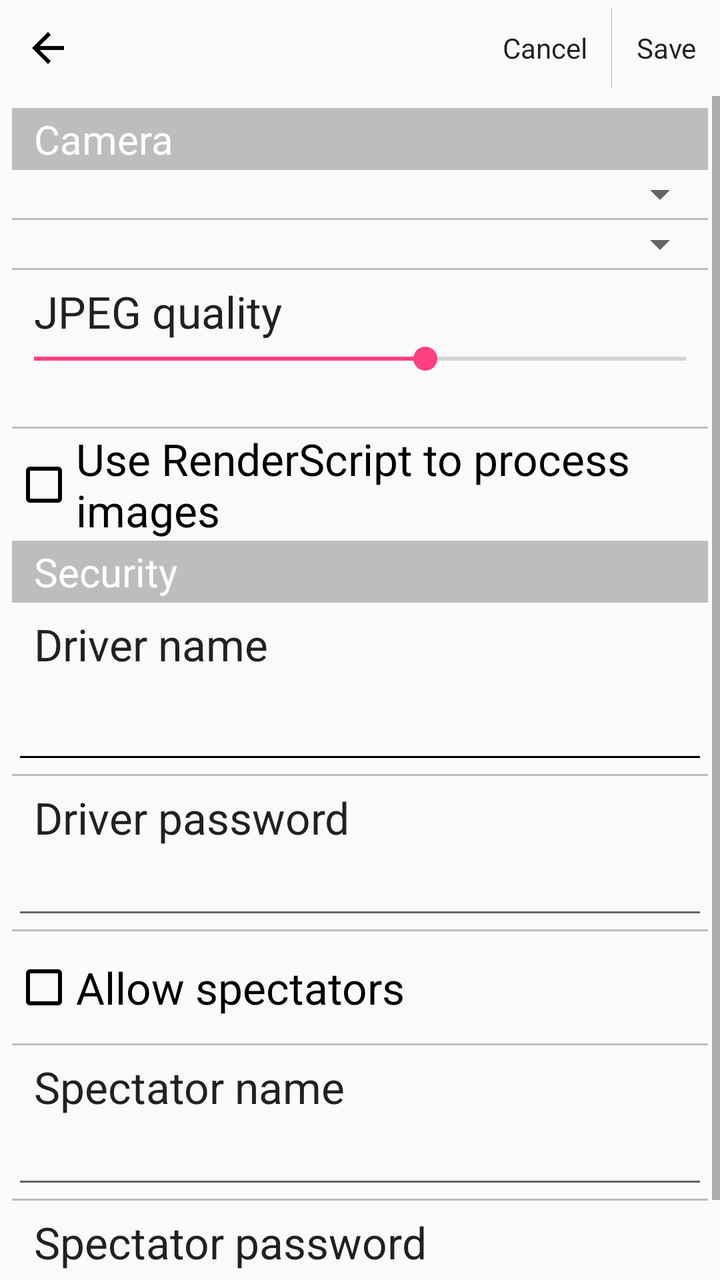
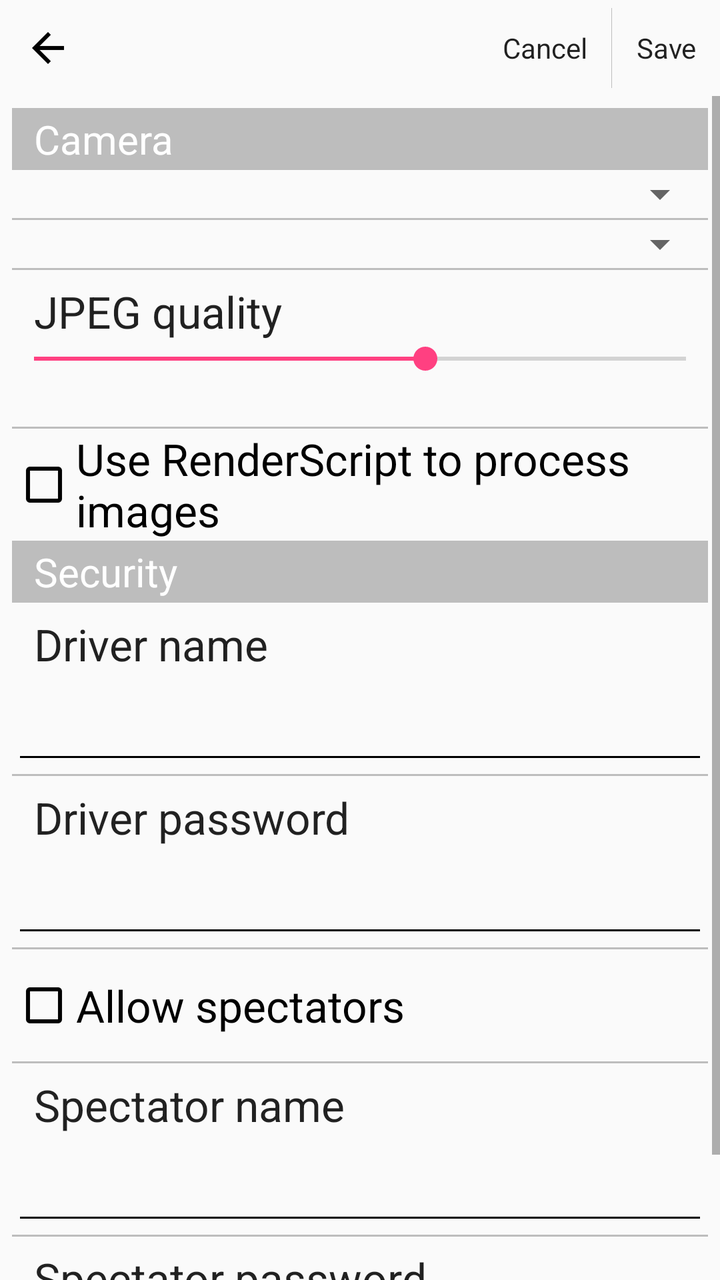

Before-and-after screenshots of an Android layout around one commit, followed by the original layout XML and the change that was made.
<!-- AndroidManifest.xml: application theme AppTheme -->
<!-- res/layout/activity_server_settings.xml -->
<LinearLayout xmlns:android="http://schemas.android.com/apk/res/android"
    xmlns:tools="http://schemas.android.com/tools"
    android:layout_width="fill_parent"
    android:layout_height="fill_parent"
    tools:context="ru.proghouse.robocam.GlobalSettingsActivity"
    android:orientation="vertical">

    <LinearLayout
        android:orientation="horizontal"
        android:layout_width="match_parent"
        android:layout_height="wrap_content"
        style="@style/Widget.AppCompat.ActionBar"
        android:baselineAligned="false"
        android:weightSum="1"
        android:measureWithLargestChild="false">

        <LinearLayout
            android:orientation="horizontal"
            android:layout_width="wrap_content"
            android:layout_height="wrap_content"
            style="@style/Widget.AppCompat.ActionBar"
            android:baselineAligned="false">

            <ImageButton
                android:layout_width="wrap_content"
                android:layout_height="wrap_content"
                android:id="@+id/imageButtonBack"
                android:src="@drawable/back"
                style="@style/Widget.AppCompat.ActionButton"
                android:onClick="onCancelButtonClick" />
        </LinearLayout>

        <LinearLayout
            android:orientation="horizontal"
            android:layout_width="0dp"
            android:layout_height="wrap_content"
            style="@style/Widget.AppCompat.ActionBar"
            android:baselineAligned="false"
            android:layout_weight="1"
            android:gravity="right">
            <Button
                style="@style/Widget.AppCompat.ActionButton"
                android:layout_width="wrap_content"
                android:layout_height="wrap_content"
                android:text="@string/cancel"
                android:id="@+id/buttonCancel"
                android:onClick="onCancelButtonClick"
                android:focusable="false" />

            <ImageView
                android:layout_width="wrap_content"
                android:layout_height="match_parent"
                android:id="@+id/imageView8"
                android:layout_gravity="center_horizontal"
                android:src="@drawable/spacer_small"
                android:paddingTop="4dp"
                android:paddingBottom="4dp" />

            <Button
                style="@style/Widget.AppCompat.ActionButton"
                android:layout_width="wrap_content"
                android:layout_height="wrap_content"
                android:text="@string/save"
                android:id="@+id/buttonSave"
                android:onClick="onSaveButtonClick"
                android:focusable="false" />

        </LinearLayout>
    </LinearLayout>

    <ScrollView
        android:layout_width="fill_parent"
        android:layout_height="wrap_content"
        android:id="@+id/scrollView">
        <LinearLayout
            android:orientation="vertical"
            android:layout_width="match_parent"
            android:layout_height="wrap_content"
            android:padding="6dp">

            <TextView
                android:text="@string/camera"
                android:id="@+id/titleCamera"
                style="@style/SettingsSectionTitle" />

            <Spinner
        android:layout_width="match_parent"
        android:layout_height="wrap_content"
        android:id="@+id/spinnerCamera"
        android:visibility="visible"
        android:spinnerMode="dialog"
                android:focusable="false" />

    <ImageView
        android:layout_width="match_parent"
        android:layout_height="wrap_content"
        android:id="@+id/imageView1"
        android:layout_gravity="center_horizontal"
        android:src="@drawable/spacer_small" />

    <Spinner
        android:layout_width="match_parent"
        android:layout_height="wrap_content"
        android:id="@+id/spinnerPreviewSize"
        android:visibility="visible"
        android:spinnerMode="dialog"
        android:focusable="false" />

    <ImageView
        android:layout_width="match_parent"
        android:layout_height="wrap_content"
        android:id="@+id/imageView2"
        android:layout_gravity="center_horizontal"
        android:src="@drawable/spacer_small" />

    <TextView
        android:layout_width="match_parent"
        android:layout_height="wrap_content"
        android:textAppearance="?android:attr/textAppearanceLarge"
        android:text="@string/jpeg_quality"
        android:id="@+id/textViewJpegQuality1"
        android:layout_gravity="center_horizontal"
        android:paddingLeft="11dp"
        android:paddingTop="6dp" />

    <SeekBar
        android:layout_width="match_parent"
        android:layout_height="wrap_content"
        android:id="@+id/seekBarJpegQuality"
        android:progress="60"
        android:paddingRight="11dp"
        android:paddingLeft="11dp" />

    <TextView
        android:layout_width="wrap_content"
        android:layout_height="wrap_content"
        android:textAppearance="?android:attr/textAppearanceSmall"
        android:id="@+id/textViewJpegQuality2"
        android:paddingLeft="11dp"
        android:paddingBottom="6dp" />

            <ImageView
                android:layout_width="match_parent"
                android:layout_height="wrap_content"
                android:id="@+id/imageViewUseRenderScript"
                android:layout_gravity="center_horizontal"
                android:src="@drawable/spacer_small" />

            <CheckBox
                style="@style/SettingsCheckBox"
                android:layout_width="match_parent"
                android:layout_height="@dimen/pref_item_height"
                android:text="@string/use_render_script"
                android:id="@+id/checkBoxUseRenderScript"
                android:textAppearance="?android:attr/textAppearanceLarge" />

            <TextView
                style="@style/SettingsSectionTitle"
                android:text="@string/security"
                android:id="@+id/titleSecurity" />

            <TextView
                android:text="@string/driver_name"
                android:id="@+id/textViewDriverName"
                style="@style/SettingsSectionEditTextTitle" />

            <EditText android:id="@+id/editTextDriverName"
                style="@style/SettingsEditText" />

            <ImageView
                android:layout_width="match_parent"
                android:layout_height="wrap_content"
                android:id="@+id/imageView"
                android:layout_gravity="center_horizontal"
                android:src="@drawable/spacer_small" />

            <TextView
                android:layout_width="match_parent"
                android:layout_height="wrap_content"
                android:textAppearance="?android:attr/textAppearanceLarge"
                android:text="@string/driver_password"
                android:id="@+id/textViewDriverPassword"
                android:layout_gravity="center_horizontal"
                android:paddingLeft="11dp"
                android:paddingTop="6dp" />

            <EditText
                android:layout_width="match_parent"
                android:layout_height="wrap_content"
                android:inputType="textPassword"
                android:ems="10"
                android:id="@+id/editTextDriverPassword"
                android:layout_gravity="center_horizontal"
                android:paddingLeft="11dp"
                android:paddingRight="11dp"/>

            <ImageView
                android:layout_width="match_parent"
                android:layout_height="wrap_content"
                android:id="@+id/imageView3"
                android:layout_gravity="center_horizontal"
                android:src="@drawable/spacer_small" />

            <CheckBox
                android:layout_width="match_parent"
                android:layout_height="@dimen/pref_item_height"
                android:text="@string/allow_spectators"
                android:id="@+id/checkBoxAllowSpectators"
                android:textAppearance="?android:attr/textAppearanceLarge"
                style="@style/SettingsCheckBox" />

            <ImageView
                android:layout_width="match_parent"
                android:layout_height="wrap_content"
                android:id="@+id/imageView4"
                android:layout_gravity="center_horizontal"
                android:src="@drawable/spacer_small" />

            <TextView
                android:layout_width="match_parent"
                android:layout_height="wrap_content"
                android:textAppearance="?android:attr/textAppearanceLarge"
                android:text="@string/spectator_name"
                android:id="@+id/textViewSpectatorName"
                android:layout_gravity="center_horizontal"
                android:paddingLeft="11dp"
                android:paddingTop="6dp" />

            <EditText
                android:layout_width="match_parent"
                android:layout_height="wrap_content"
                android:id="@+id/editTextSpectatorName"
                android:layout_gravity="center_horizontal"
                android:inputType="none"
                android:lines="1"
                android:singleLine="true"
                android:paddingLeft="11dp"
                android:paddingRight="11dp"/>

            <ImageView
                android:layout_width="match_parent"
                android:layout_height="wrap_content"
                android:id="@+id/imageView7"
                android:layout_gravity="center_horizontal"
                android:src="@drawable/spacer_small" />

            <TextView
                android:layout_width="match_parent"
                android:layout_height="wrap_content"
                android:textAppearance="?android:attr/textAppearanceLarge"
                android:text="@string/spectator_password"
                android:id="@+id/textViewSpectatorPassword"
                android:layout_gravity="center_horizontal"
                android:paddingLeft="11dp"
                android:paddingTop="6dp" />

            <EditText
                android:layout_width="match_parent"
                android:layout_height="wrap_content"
                android:inputType="textPassword"
                android:ems="10"
                android:id="@+id/editTextSpectatorPassword"
                android:layout_gravity="center_horizontal"
                android:paddingLeft="11dp"
                android:paddingRight="11dp"/>

        </LinearLayout>
    </ScrollView>

</LinearLayout>
<!-- resources referenced by this layout -->
<resources>
  <dimen name="pref_item_height">56dp</dimen>
  <!-- drawable spacer_small (drawable) -->
  <?xml version="1.0" encoding="utf-8"?>
  
  <shape xmlns:android="http://schemas.android.com/apk/res/android" >
  
      <size android:height="1dp"/>
  
      <solid android:color="#90909090" />
  
  </shape>
  <string name="allow_spectators">Allow spectators</string>
  <string name="camera">Camera</string>
  <string name="cancel">Cancel</string>
  <string name="driver_name">Driver name</string>
  <string name="driver_password">Driver password</string>
  <string name="jpeg_quality">JPEG quality</string>
  <string name="save">Save</string>
  <string name="security">Security</string>
  <string name="spectator_name">Spectator name</string>
  <string name="spectator_password">Spectator password</string>
  <string name="use_render_script">Use RenderScript to process images</string>
  <style name="SettingsCheckBox" parent="Widget.AppCompat.CompoundButton.CheckBox">
          <item name="android:layout_width">match_parent</item>
          <item name="android:layout_height">@dimen/pref_item_height</item>
          <item name="android:textAppearance">?android:attr/textAppearanceLarge</item>
          <item name="android:button">@drawable/abc_btn_check</item>
      </style>
  <style name="SettingsSectionEditTextTitle">
          <item name="android:layout_width">match_parent</item>
          <item name="android:layout_height">wrap_content</item>
          <item name="android:textAppearance">?android:attr/textAppearanceLarge</item>
          <item name="android:layout_gravity">center_horizontal</item>
          <item name="android:paddingLeft">11dp</item>
          <item name="android:paddingTop">6dp</item>
      </style>
  <style name="SettingsSectionTitle">
          <item name="android:layout_width">match_parent</item>
          <item name="android:layout_height">wrap_content</item>
          <item name="android:layout_gravity">center_horizontal</item>
          <item name="android:background">#90909090</item>
          <item name="android:paddingLeft">11dp</item>
          <item name="android:paddingTop">2dp</item>
          <item name="android:paddingBottom">2dp</item>
          <item name="android:textColor">#FFFFFF</item>
          <item name="android:textSize">20sp</item>
      </style>
  <style name="AppTheme" parent="Theme.AppCompat.Light.DarkActionBar">
          
          <item name="colorPrimary">@color/colorPrimary</item>
          <item name="colorPrimaryDark">@color/colorPrimaryDark</item>
          <item name="colorAccent">@color/colorAccent</item>
      </style>
  <!-- drawable abc_btn_check (drawable) -->
  <?xml version="1.0" encoding="utf-8"?>
  
  <selector xmlns:android="http://schemas.android.com/apk/res/android">
      <item android:state_checked="true" android:drawable="@drawable/abc_btn_checked" />
      <item android:drawable="@drawable/abc_btn_unchecked" />
  </selector>
  <!-- drawable abc_edittext (drawable) -->
  <?xml version="1.0" encoding="utf-8"?>
  
  <inset xmlns:android="http://schemas.android.com/apk/res/android"
      android:insetLeft="4dp"
      android:insetRight="4dp"
      android:insetTop="10dp"
      android:insetBottom="7dp">
  
      <selector>
          <item android:state_enabled="false" android:drawable="@drawable/abc_edittext_inactivated"/>
          <item android:state_pressed="false" android:state_focused="false" android:drawable="@drawable/abc_edittext_inactivated"/>
          <item android:drawable="@drawable/abc_edittext_activated"/>
      </selector>
  
  </inset>
  <color name="colorPrimary">#3F51B5</color>
  <color name="colorPrimaryDark">#303F9F</color>
  <color name="colorAccent">#FF4081</color>
  <!-- unchanged entries left out for length: 6 -->
</resources>

<!-- the commit's change to res/layout/activity_server_settings.xml (unified diff, before → after) -->
@@ -182,7 +182,8 @@
                 android:id="@+id/textViewDriverPassword"
                 android:layout_gravity="center_horizontal"
                 android:paddingLeft="11dp"
-                android:paddingTop="6dp" />
+                android:paddingTop="6dp"
+                style="@style/SettingsSectionEditTextTitle" />
 
             <EditText
                 android:layout_width="match_parent"
@@ -192,7 +193,8 @@
                 android:id="@+id/editTextDriverPassword"
                 android:layout_gravity="center_horizontal"
                 android:paddingLeft="11dp"
-                android:paddingRight="11dp"/>
+                android:paddingRight="11dp"
+                style="@style/SettingsEditText" />
 
             <ImageView
                 android:layout_width="match_parent"
@@ -224,7 +226,8 @@
                 android:id="@+id/textViewSpectatorName"
                 android:layout_gravity="center_horizontal"
                 android:paddingLeft="11dp"
-                android:paddingTop="6dp" />
+                android:paddingTop="6dp"
+                style="@style/SettingsSectionEditTextTitle" />
 
             <EditText
                 android:layout_width="match_parent"
@@ -235,7 +238,8 @@
                 android:lines="1"
                 android:singleLine="true"
                 android:paddingLeft="11dp"
-                android:paddingRight="11dp"/>
+                android:paddingRight="11dp"
+                style="@style/SettingsEditText" />
 
             <ImageView
                 android:layout_width="match_parent"
@@ -252,7 +256,8 @@
                 android:id="@+id/textViewSpectatorPassword"
                 android:layout_gravity="center_horizontal"
                 android:paddingLeft="11dp"
-                android:paddingTop="6dp" />
+                android:paddingTop="6dp"
+                style="@style/SettingsSectionEditTextTitle" />
 
             <EditText
                 android:layout_width="match_parent"
@@ -262,7 +267,8 @@
                 android:id="@+id/editTextSpectatorPassword"
                 android:layout_gravity="center_horizontal"
                 android:paddingLeft="11dp"
-                android:paddingRight="11dp"/>
+                android:paddingRight="11dp"
+                style="@style/SettingsEditText" />
 
         </LinearLayout>
     </ScrollView>
<!-- resource entries referenced after the edit -->
@@ -42,6 +42,7 @@
           <item name="android:layout_gravity">center_horizontal</item>
           <item name="android:background">#90909090</item>
           <item name="android:paddingLeft">11dp</item>
+          <item name="android:paddingRight">11dp</item>
           <item name="android:paddingTop">2dp</item>
           <item name="android:paddingBottom">2dp</item>
           <item name="android:textColor">#FFFFFF</item>
